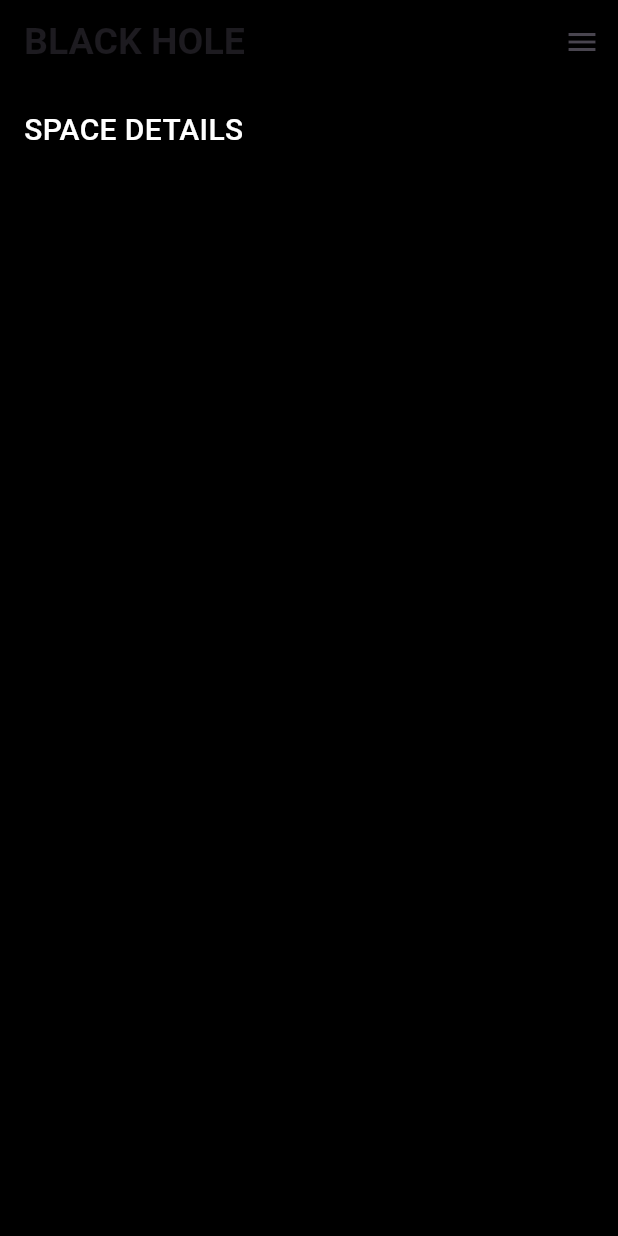
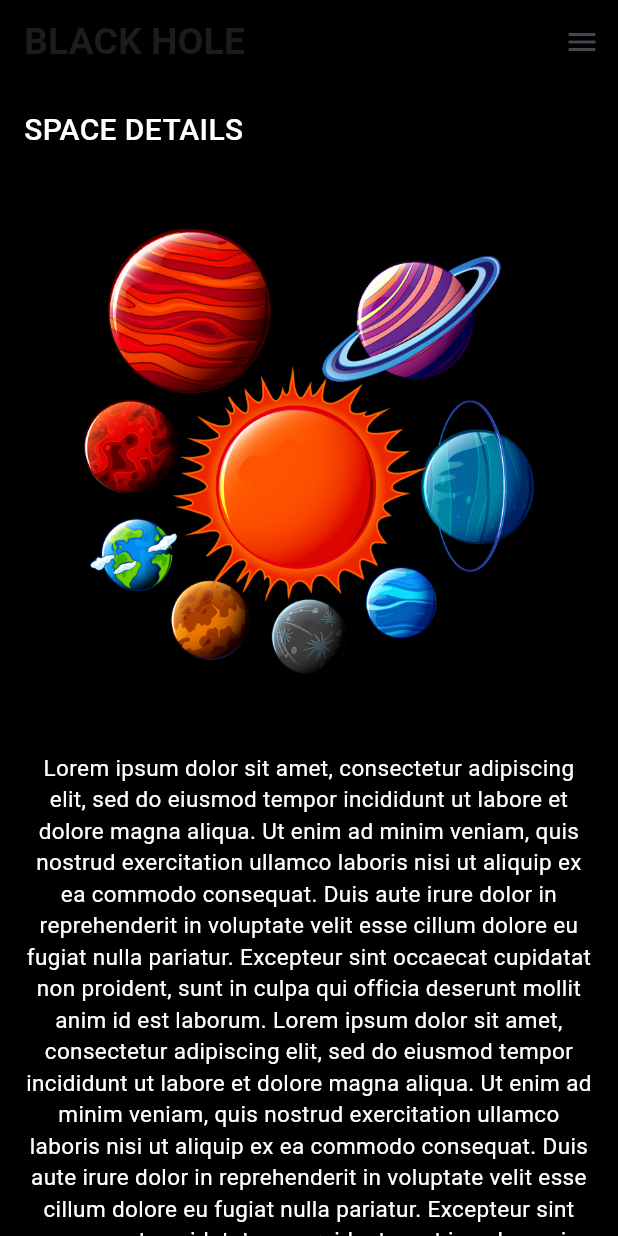
Before and after one commit to SanudaKJ/black_hole, a Flutter app: the screen it shows after launch, on a phone screen of 412 x 824 dp. Run offline on Flutter 3.47's test engine with Material 3 defaults, Android fonts, the phone set to English and light mode, and no system bars.

Commit message:
Create first page

```diff
--- a/lib/main.dart
+++ b/lib/main.dart
@@ -29,17 +29,58 @@ class Blackhole extends StatelessWidget {
             ),
           ],
         ),
-        body: const Padding(
-          padding: EdgeInsets.all(16.0),
-          child: Column(children: [
-            Text(
+        body: SingleChildScrollView(
+          child: Padding(
+            padding: const EdgeInsets.all(16.0),
+            child:
+                Column(crossAxisAlignment: CrossAxisAlignment.start, children: [
+              const Text(
                 "SPACE DETAILS",
                 style: TextStyle(
                     fontWeight: FontWeight.w500,
                     fontSize: 20,
                     color: Colors.white),
               ),
+              const SizedBox(
+                height: 50,
+              ),
+              Center(
+                child: Image.asset(
+                  "assets/space1.png",
+                  width: 300,
+                  height: 300,
+                ),
+              ),
+              const SizedBox(
+                height: 50,
+              ),
+              const Text(
+                "Lorem ipsum dolor sit amet, consectetur adipiscing elit, sed do eiusmod tempor incididunt ut labore et dolore magna aliqua. Ut enim ad minim veniam, quis nostrud exercitation ullamco laboris nisi ut aliquip ex ea commodo consequat. Duis aute irure dolor in reprehenderit in voluptate velit esse cillum dolore eu fugiat nulla pariatur. Excepteur sint occaecat cupidatat non proident, sunt in culpa qui officia deserunt mollit anim id est laborum. Lorem ipsum dolor sit amet, consectetur adipiscing elit, sed do eiusmod tempor incididunt ut labore et dolore magna aliqua. Ut enim ad minim veniam, quis nostrud exercitation ullamco laboris nisi ut aliquip ex ea commodo consequat. Duis aute irure dolor in reprehenderit in voluptate velit esse cillum dolore eu fugiat nulla pariatur. Excepteur sint occaecat cupidatat non proident, sunt in culpa qui officia deserunt mollit anim id est laborum.",
+                textAlign: TextAlign.center,
+                style: TextStyle(
+                  color: Colors.white,
+                  fontSize: 15,
+                ),
+              ),
+              const SizedBox(
+                height: 50,
+              ),
+              Center(
+                child: Container(
+                  //button(SPACE DETAILS)
+                  padding: const EdgeInsets.all(10),
+                  decoration: BoxDecoration(
+                    borderRadius: BorderRadius.circular(20),
+                    color: Colors.red,
+                  ),
+                  child: const Text(
+                    "SPACAE DETAILS",
+                    style: TextStyle(color: Colors.white, fontSize: 20),
+                  ),
+                ),
+              )
             ]),
+          ),
         ),
       ),
     );
```
Also changed, not shown: pubspec.yaml (+4 -7 lines), assets/space1.png (added), assets/space2.png (added), assets/space3.png (added). Lines whose indentation alone changed are shown as unchanged.
